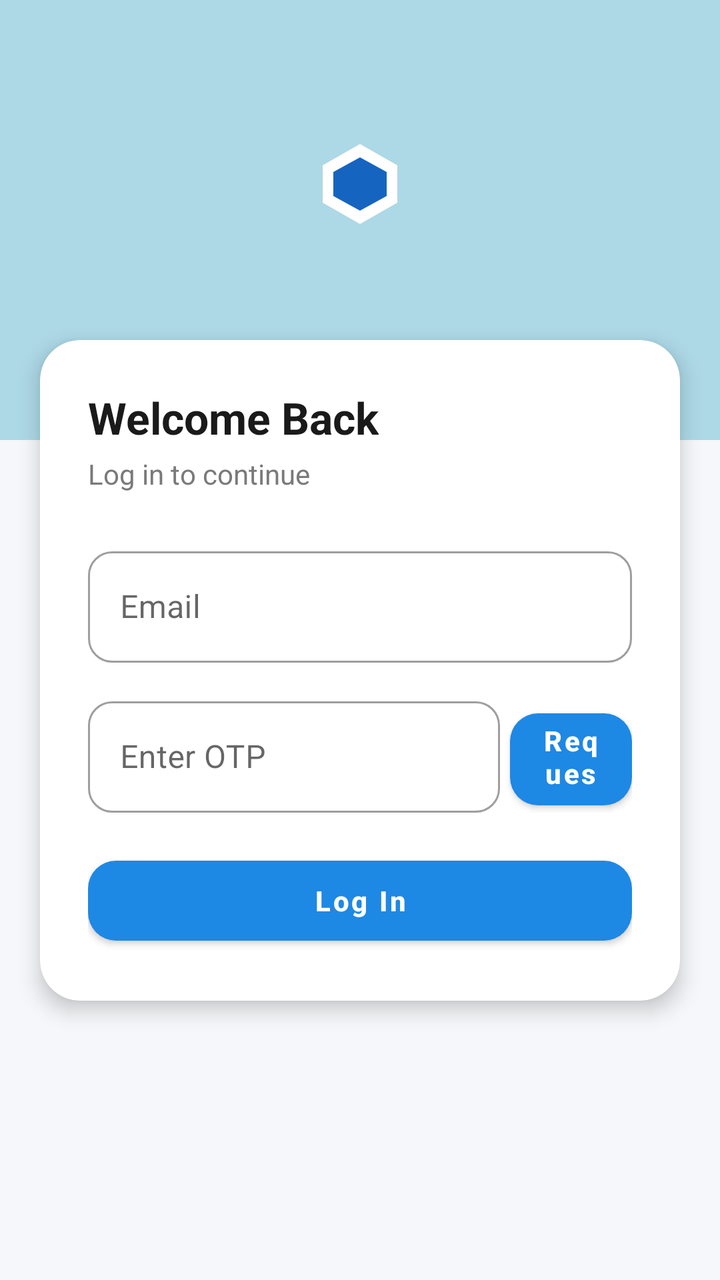
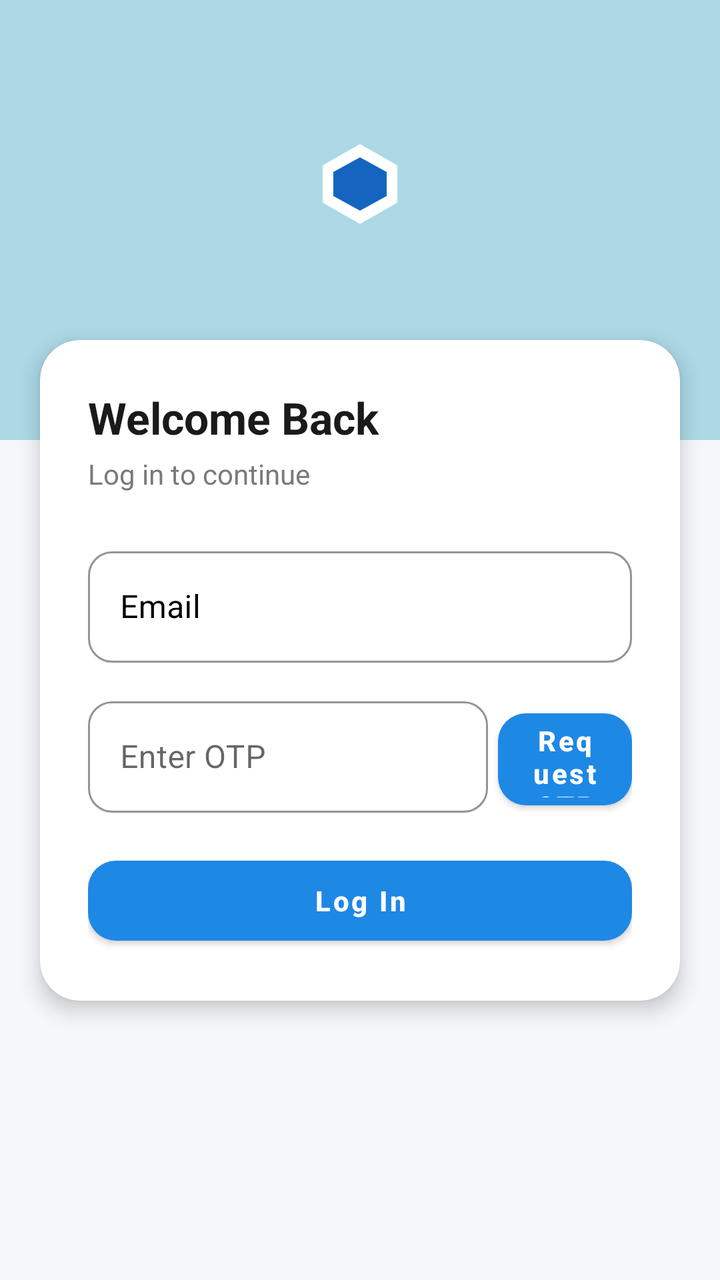

Screens rendered from an Android XML layout before and after an edit, with the pre-edit source and the edit as a unified diff.
<!-- AndroidManifest.xml: application theme Theme.DashboardApp -->
<!-- res/layout/activity_login.xml -->
<?xml version="1.0" encoding="utf-8"?>
<androidx.constraintlayout.widget.ConstraintLayout xmlns:android="http://schemas.android.com/apk/res/android"
    xmlns:app="http://schemas.android.com/apk/res-auto"
    android:layout_width="match_parent"
    android:layout_height="match_parent"
    android:background="@color/background">

    
    <View
        android:id="@+id/headerPanel"
        android:layout_width="0dp"
        android:layout_height="220dp"
        android:background="@color/light_blue"
        app:layout_constraintTop_toTopOf="parent"
        app:layout_constraintStart_toStartOf="parent"
        app:layout_constraintEnd_toEndOf="parent" />

    <ImageView
        android:id="@+id/imageLoginLogo"
        android:layout_width="72dp"
        android:layout_height="72dp"
        android:layout_marginTop="56dp"
        android:src="@drawable/ic_splash_logo"
        android:contentDescription="@string/app_name"
        app:layout_constraintTop_toTopOf="parent"
        app:layout_constraintStart_toStartOf="parent"
        app:layout_constraintEnd_toEndOf="parent" />

    
    <androidx.cardview.widget.CardView
        android:id="@+id/loginCard"
        android:layout_width="0dp"
        android:layout_height="wrap_content"
        android:layout_marginStart="20dp"
        android:layout_marginEnd="20dp"
        android:layout_marginTop="170dp"
        app:cardCornerRadius="20dp"
        app:cardElevation="6dp"
        app:cardBackgroundColor="@color/card_background"
        app:layout_constraintTop_toTopOf="parent"
        app:layout_constraintStart_toStartOf="parent"
        app:layout_constraintEnd_toEndOf="parent">

        <LinearLayout
            android:layout_width="match_parent"
            android:layout_height="wrap_content"
            android:orientation="vertical"
            android:padding="24dp">

            <TextView
                android:layout_width="wrap_content"
                android:layout_height="wrap_content"
                android:text="@string/welcome_back"
                android:textColor="@color/text_primary"
                android:textSize="22sp"
                android:textStyle="bold" />

            <TextView
                android:layout_width="wrap_content"
                android:layout_height="wrap_content"
                android:layout_marginTop="4dp"
                android:layout_marginBottom="24dp"
                android:text="@string/login_subtitle"
                android:textColor="@color/text_secondary"
                android:textSize="14sp" />

            
            <com.google.android.material.textfield.TextInputLayout
                android:id="@+id/layoutEmail"
                style="@style/Widget.MaterialComponents.TextInputLayout.OutlinedBox"
                android:layout_width="match_parent"
                android:layout_height="wrap_content"
                app:boxCornerRadiusTopStart="12dp"
                app:boxCornerRadiusTopEnd="12dp"
                app:boxCornerRadiusBottomStart="12dp"
                app:boxCornerRadiusBottomEnd="12dp"
                app:hintEnabled="true"
                app:hintTextColor="@color/black"
                android:hint="@string/email_hint">

                <com.google.android.material.textfield.TextInputEditText
                    android:id="@+id/editTextEmail"
                    android:layout_width="match_parent"
                    android:layout_height="wrap_content"
                    android:inputType="textEmailAddress"
                    android:textColor="@color/black"
                    android:maxLines="1" />

            </com.google.android.material.textfield.TextInputLayout>

            <LinearLayout
                android:layout_width="match_parent"
                android:layout_height="wrap_content"
                android:orientation="horizontal">

                
                <com.google.android.material.textfield.TextInputLayout
                    android:id="@+id/layoutOtp"
                    style="@style/Widget.MaterialComponents.TextInputLayout.OutlinedBox"
                    android:layout_width="206dp"
                    android:layout_height="wrap_content"
                    android:layout_marginTop="14dp"
                    android:hint="@string/otp_hint"
                    app:hintTextColor="@color/black"
                    app:boxCornerRadiusBottomEnd="12dp"
                    app:boxCornerRadiusBottomStart="12dp"
                    app:boxCornerRadiusTopEnd="12dp"
                    app:boxCornerRadiusTopStart="12dp">

                    <com.google.android.material.textfield.TextInputEditText
                        android:id="@+id/otpfield"
                        android:layout_width="match_parent"
                        android:layout_height="wrap_content"
                        android:inputType="number"
                        android:maxLines="1" />

                </com.google.android.material.textfield.TextInputLayout>

                <com.google.android.material.button.MaterialButton
                    android:id="@+id/otprequest"
                    android:layout_width="wrap_content"
                    android:layout_height="58dp"
                    android:layout_marginLeft="5dp"
                    android:layout_marginTop="5dp"
                    android:text="@string/otp_request"
                    android:textAllCaps="false"
                    android:textColor="#FFFFFF"
                    android:textStyle="bold"
                    app:backgroundTint="@color/primary"
                    app:cornerRadius="14dp" />

            </LinearLayout>


           

            <com.google.android.material.button.MaterialButton
                android:id="@+id/buttonLogin"
                android:layout_width="match_parent"
                android:layout_height="52dp"
                android:layout_marginTop="18dp"
                android:text="@string/login_button"
                android:textAllCaps="false"
                android:textColor="#FFFFFF"
                android:textStyle="bold"
                app:backgroundTint="@color/primary"
                app:cornerRadius="14dp" />

            

        </LinearLayout>

    </androidx.cardview.widget.CardView>

</androidx.constraintlayout.widget.ConstraintLayout>
<!-- resources referenced by this layout -->
<resources>
  <color name="background">#F5F7FA</color>
  <color name="black">#000000</color>
  <color name="card_background">#FFFFFF</color>
  <color name="light_blue">#ADD8E6</color>
  <color name="primary">#1E88E5</color>
  <color name="text_primary">#1A1A1A</color>
  <color name="text_secondary">#7A7A7A</color>
  <!-- drawable ic_splash_logo (drawable) -->
  <vector xmlns:android="http://schemas.android.com/apk/res/android"
      android:width="120dp"
      android:height="120dp"
      android:viewportWidth="108"
      android:viewportHeight="108">
      <path
          android:fillColor="#FFFFFF"
          android:pathData="M54,24 L82,40 L82,68 L54,84 L26,68 L26,40 Z" />
      <path
          android:fillColor="#1565C0"
          android:pathData="M54,34 L74,45 L74,63 L54,74 L34,63 L34,45 Z" />
  </vector>
  <string name="app_name">DashboardApp</string>
  <string name="email_hint">Email</string>
  <string name="login_button">Log In</string>
  <string name="login_subtitle">Log in to continue</string>
  <string name="otp_hint">Enter OTP</string>
  <string name="otp_request">Request OTP</string>
  <string name="welcome_back">Welcome Back</string>
  <style name="Theme.DashboardApp" parent="Theme.MaterialComponents.DayNight.NoActionBar">
          <item name="colorPrimary">@color/primary</item>
          <item name="colorPrimaryDark">@color/primary_dark</item>
          <item name="android:windowBackground">@color/background</item>
      </style>
  <color name="primary_dark">#1565C0</color>
</resources>

<!-- the commit's change to res/layout/activity_login.xml (unified diff, before → after) -->
@@ -76,6 +76,8 @@
                 app:boxCornerRadiusBottomEnd="12dp"
                 app:hintEnabled="true"
                 app:hintTextColor="@color/black"
+                android:textColorHint="@color/black"
+                app:boxStrokeColor="@color/black"
                 android:hint="@string/email_hint">
 
                 <com.google.android.material.textfield.TextInputEditText
@@ -97,11 +99,12 @@
                 <com.google.android.material.textfield.TextInputLayout
                     android:id="@+id/layoutOtp"
                     style="@style/Widget.MaterialComponents.TextInputLayout.OutlinedBox"
-                    android:layout_width="206dp"
+                    android:layout_width="200dp"
                     android:layout_height="wrap_content"
                     android:layout_marginTop="14dp"
                     android:hint="@string/otp_hint"
                     app:hintTextColor="@color/black"
+                    app:boxStrokeColor="@color/black"
                     app:boxCornerRadiusBottomEnd="12dp"
                     app:boxCornerRadiusBottomStart="12dp"
                     app:boxCornerRadiusTopEnd="12dp"
@@ -112,6 +115,8 @@
                         android:layout_width="match_parent"
                         android:layout_height="wrap_content"
                         android:inputType="number"
+                        android:textColor="@color/black"
+                        android:textColorHint="@color/black"
                         android:maxLines="1" />
 
                 </com.google.android.material.textfield.TextInputLayout>
<!-- resource entries referenced after the edit -->
@@ -20,7 +20,7 @@
           android:fillColor="#1565C0"
           android:pathData="M54,34 L74,45 L74,63 L54,74 L34,63 L34,45 Z" />
   </vector>
-  <string name="app_name">DashboardApp</string>
+  <string name="app_name">Kindred</string>
   <string name="email_hint">Email</string>
   <string name="login_button">Log In</string>
   <string name="login_subtitle">Log in to continue</string>
